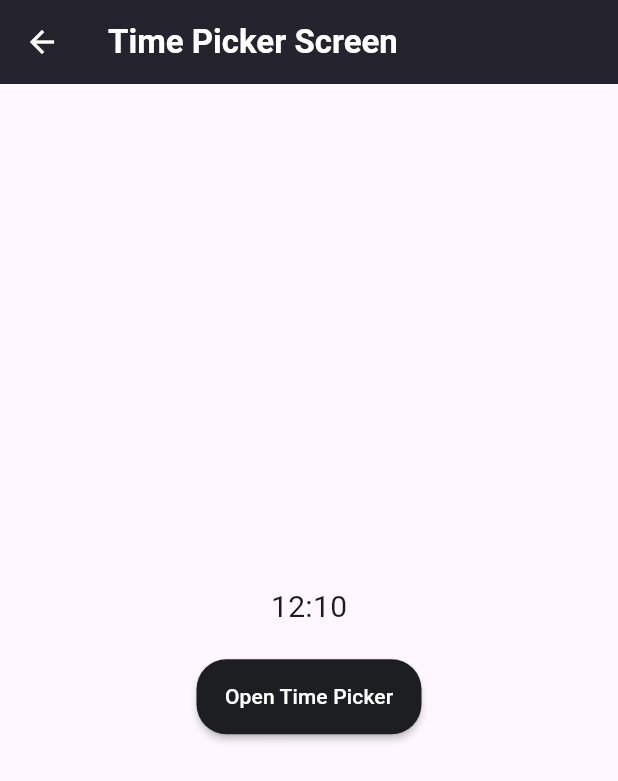
After one commit to mhbabu/common_widget, a Flutter app: the TimePickerScreen screen opened directly, on a phone screen of 412 x 824 dp. The commit adds this screen. Shown: the top 781 px of the screen. Run offline on Flutter 3.47's test engine with Material 3 defaults, Android fonts, the light colour scheme and no system bars; our stand-ins replace flutter_svg, image_picker.

Commit message:
TimePicker implementation done

```diff
--- a/lib/home_screen.dart
+++ b/lib/home_screen.dart
@@ -9,6 +9,7 @@ import 'package:my_widget/image_screen.dart';
 import 'package:my_widget/navigationbar_screen.dart';
 import 'package:my_widget/step_screen.dart';
 import 'package:my_widget/tab_screen.dart';
+import 'package:my_widget/time_picker_screen.dart';
 
 class HomeScreen extends StatefulWidget {
   const HomeScreen({super.key});
@@ -33,6 +34,8 @@ class _HomeScreenState extends State<HomeScreen> {
         child: Padding(
           padding: const EdgeInsets.all(16.0),
           child: SingleChildScrollView(
+            // physics: const AlwaysScrollableScrollPhysics(),
+            // padding: const EdgeInsets.only(bottom: 50),
             child: Column(
               crossAxisAlignment: CrossAxisAlignment.stretch,
               children: [
@@ -105,6 +108,13 @@ class _HomeScreenState extends State<HomeScreen> {
                   label: 'Goto Tab Screen',
                   page: const TabScreen(),
                 ),
+                const SizedBox(height: 12),
+                _buildButton(
+                  context,
+                  icon: Icons.punch_clock_rounded,
+                  label: 'Goto Timepicker Screen',
+                  page: const TimePickerScreen(),
+                ),
               ],
             ),
           ),
--- /dev/null
+++ b/lib/time_picker_screen.dart
@@ -0,0 +1,59 @@
+import 'package:flutter/material.dart';
+
+class TimePickerScreen extends StatefulWidget {
+  const TimePickerScreen({super.key});
+
+  @override
+  State<TimePickerScreen> createState() => _TimePickerScreenState();
+}
+
+class _TimePickerScreenState extends State<TimePickerScreen> {
+  TimeOfDay _timeOfDay = TimeOfDay(hour: 12, minute: 10); // TimeOfDay.now()
+
+  Future<void> _selectTime() async {
+    await showTimePicker(initialTime: _timeOfDay, context: context);
+  }
+
+  @override
+  Widget build(BuildContext context) {
+    return Scaffold(
+      appBar: AppBar(
+        title: const Text(
+          'Time Picker Screen',
+          style: TextStyle(color: Colors.white, fontWeight: FontWeight.w600),
+        ),
+        backgroundColor: const Color(0xff1D1E22),
+        iconTheme: const IconThemeData(color: Colors.white),
+        elevation: 4,
+      ),
+      body: Center(
+        child: Column(
+          mainAxisAlignment: MainAxisAlignment.center,
+          crossAxisAlignment: CrossAxisAlignment.center,
+          children: [
+            Text(
+              _timeOfDay.hour.toString() + ':' + _timeOfDay.minute.toString(),
+              style: const TextStyle(fontSize: 20),
+            ),
+            const SizedBox(height: 20),
+            MaterialButton(
+              height: 50,
+              minWidth: 150,
+              onPressed: () {
+                _selectTime();
+              },
+              color: const Color(0xff1D1E22),
+              shape: RoundedRectangleBorder(
+                borderRadius: BorderRadius.circular(20),
+              ),
+              child: const Text(
+                'Open Time Picker',
+                style: TextStyle(color: Colors.white),
+              ),
+            ),
+          ],
+        ),
+      ),
+    );
+  }
+}
```
